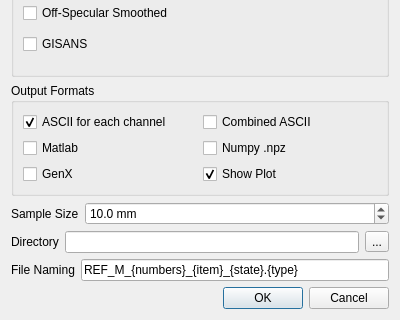
Above: designer/ui_reduce_dialog.ui from neutrons/reflectivity_ui before the change; both pictures show x 0 to 400 and y 192 to 512 of the 400 by 512 pixel window. Below: the same form after it.
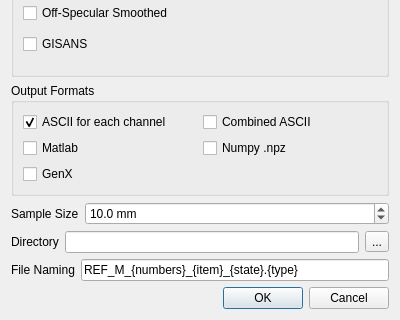
That is the form after the change. Icons and pictures are not drawn.

Patch:
```diff
--- a/designer/ui_reduce_dialog.ui
+++ b/designer/ui_reduce_dialog.ui
@@ -134,16 +134,6 @@
             </property>
            </widget>
           </item>
-          <item row="2" column="1">
-           <widget class="QCheckBox" name="plot">
-            <property name="text">
-             <string>Show Plot</string>
-            </property>
-            <property name="checked">
-             <bool>true</bool>
-            </property>
-           </widget>
-          </item>
           <item row="2" column="0">
            <widget class="QCheckBox" name="genx">
             <property name="text">
```
Left out of the diff: 1 changed line with no effect on the pictures.
